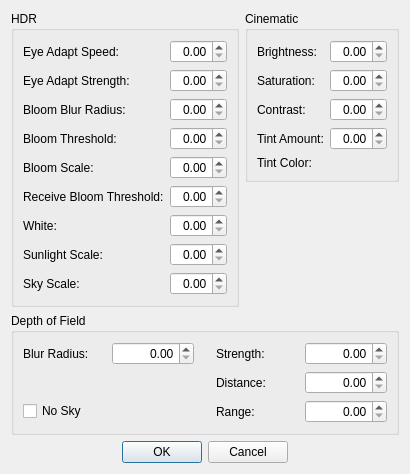
The window that native/src/DovahKit/ui/form_windows/imagespace.ui (DavidJCobb/DovahKit) describes before a commit, drawn with Qt 5.
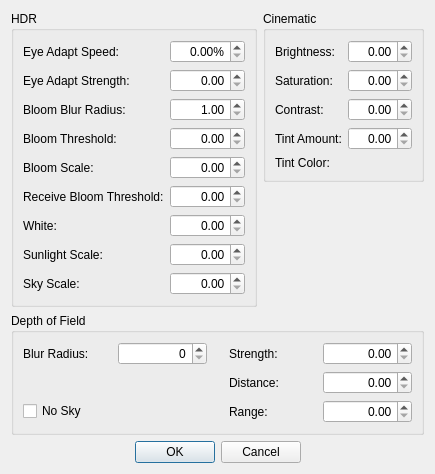
The same window after the commit. Custom widgets are drawn as their Qt base class.

The edit to the form file:
```diff
--- a/native/src/DovahKit/ui/form_windows/imagespace.ui
+++ b/native/src/DovahKit/ui/form_windows/imagespace.ui
@@ -27,6 +27,12 @@
         <property name="alignment">
          <set>Qt::AlignRight|Qt::AlignTrailing|Qt::AlignVCenter</set>
         </property>
+        <property name="suffix">
+         <string>%</string>
+        </property>
+        <property name="maximum">
+         <double>100.000000000000000</double>
+        </property>
        </widget>
       </item>
       <item row="1" column="0">
@@ -61,6 +67,12 @@
         <property name="alignment">
          <set>Qt::AlignRight|Qt::AlignTrailing|Qt::AlignVCenter</set>
         </property>
+        <property name="minimum">
+         <double>1.000000000000000</double>
+        </property>
+        <property name="maximum">
+         <double>7.000000000000000</double>
+        </property>
        </widget>
       </item>
       <item row="3" column="0">
@@ -229,6 +241,9 @@
         <property name="alignment">
          <set>Qt::AlignRight|Qt::AlignTrailing|Qt::AlignVCenter</set>
         </property>
+        <property name="maximum">
+         <double>255.000000000000000</double>
+        </property>
        </widget>
       </item>
       <item row="2" column="0">
@@ -253,6 +268,9 @@
         <property name="alignment">
          <set>Qt::AlignRight|Qt::AlignTrailing|Qt::AlignVCenter</set>
         </property>
+        <property name="maximum">
+         <double>100.000000000000000</double>
+        </property>
        </widget>
       </item>
      </layout>
@@ -303,13 +321,6 @@
         </property>
        </spacer>
       </item>
-      <item row="0" column="1">
-       <widget class="QDoubleSpinBox" name="dofRadius">
-        <property name="alignment">
-         <set>Qt::AlignRight|Qt::AlignTrailing|Qt::AlignVCenter</set>
-        </property>
-       </widget>
-      </item>
       <item row="1" column="4">
        <widget class="QDoubleSpinBox" name="dofDistance">
         <property name="alignment">
@@ -368,6 +379,16 @@
         </property>
        </widget>
       </item>
+      <item row="0" column="1">
+       <widget class="QSpinBox" name="dofRadius">
+        <property name="alignment">
+         <set>Qt::AlignRight|Qt::AlignTrailing|Qt::AlignVCenter</set>
+        </property>
+        <property name="maximum">
+         <number>7</number>
+        </property>
+       </widget>
+      </item>
      </layout>
     </widget>
    </item>
```
Left out of the diff: 22 changed lines with no effect on the pictures.
